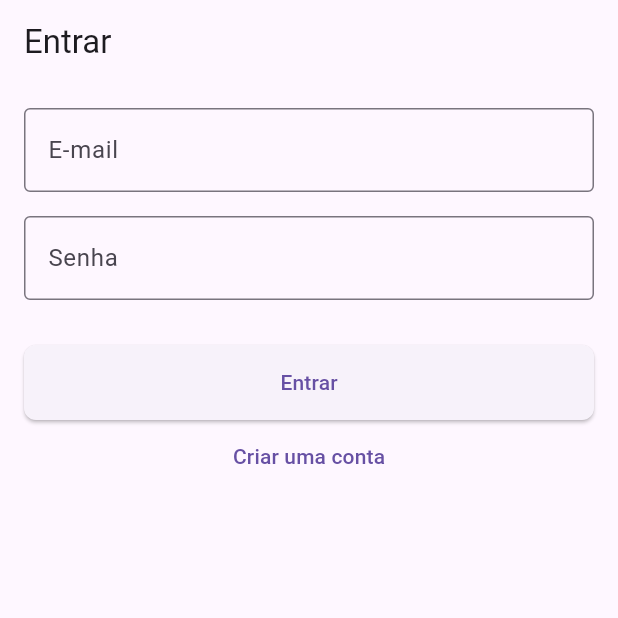
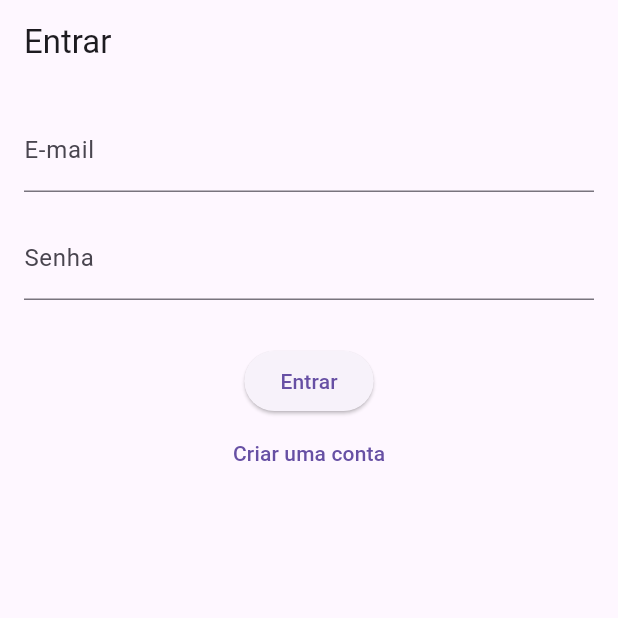
Before and after one commit to Monfardini/Taskly, a Flutter app: the screen it shows after launch, on a phone screen of 412 x 824 dp, the top half of it. Run offline on Flutter 3.47's test engine with Material 3 defaults, Android fonts, the light colour scheme and no system bars; our stand-ins replace cloud_firestore, firebase_auth, firebase_core, shared_preferences; accounts and stored records are empty.

Commit message:
mais updates hehe ^^

```diff
--- a/lib/main.dart
+++ b/lib/main.dart
@@ -1,49 +1,45 @@
 import 'package:flutter/material.dart';
 import 'package:firebase_core/firebase_core.dart';
 import 'firebase_options.dart';
-
 import 'screens/splash.dart';
 import 'screens/login.dart';
 import 'screens/register.dart';
 import 'screens/main_screen.dart';
+import 'screens/profile_setup.dart';
+import 'theme/theme_provider.dart';
+import 'package:provider/provider.dart';
 
 void main() async {
   WidgetsFlutterBinding.ensureInitialized();
-  await Firebase.initializeApp(
-    options: DefaultFirebaseOptions.currentPlatform,
-  );
-  runApp(const TasklyApp());
+  await Firebase.initializeApp(options: DefaultFirebaseOptions.currentPlatform);
+  runApp(const MyApp());
 }
 
-class TasklyApp extends StatelessWidget {
-  const TasklyApp({super.key});
+class MyApp extends StatelessWidget {
+  const MyApp({super.key});
 
   @override
   Widget build(BuildContext context) {
+    return ChangeNotifierProvider(
+      create: (_) => ThemeProvider(),
+      child: Consumer<ThemeProvider>(
+        builder: (context, themeProvider, _) {
           return MaterialApp(
-      title: 'Taskly',
             debugShowCheckedModeBanner: false,
-      theme: ThemeData(
-        primarySwatch: Colors.deepPurple,
-        inputDecorationTheme: const InputDecorationTheme(
-          border: OutlineInputBorder(),
-        ),
-        elevatedButtonTheme: ElevatedButtonThemeData(
-          style: ElevatedButton.styleFrom(
-            minimumSize: const Size.fromHeight(50),
-            shape: RoundedRectangleBorder(
-              borderRadius: BorderRadius.circular(8),
-            ),
-          ),
-        ),
-      ),
+            theme: ThemeData.light(),
+            darkTheme: ThemeData.dark(),
+            themeMode: themeProvider.isDarkMode ? ThemeMode.dark : ThemeMode.light,
             initialRoute: '/',
             routes: {
               '/': (context) => const SplashScreen(),
               '/login': (context) => const LoginScreen(),
               '/register': (context) => const RegisterScreen(),
-        '/main': (context) => const MainScreen(),  // após login
+              '/main': (context) => const MainScreen(),
+              '/profileSetup': (context) => const ProfileSetupScreen(),
             },
+          );
+        },
+      ),
     );
   }
 }
--- a/lib/screens/main_screen.dart
+++ b/lib/screens/main_screen.dart
@@ -35,9 +35,9 @@ class _MainScreenState extends State<MainScreen> {
         unselectedItemColor: Colors.grey,
         items: const [
           BottomNavigationBarItem(
-            icon: Icon(Icons.home_outlined),
-            activeIcon: Icon(Icons.home),
-            label: 'Início',
+            icon: Icon(Icons.dashboard_outlined),
+            activeIcon: Icon(Icons.dashboard),
+            label: 'Dashboard',
           ),
           BottomNavigationBarItem(
             icon: Icon(Icons.folder_open_outlined),
--- /dev/null
+++ b/lib/theme/theme_prefs.dart
@@ -0,0 +1,15 @@
+import 'package:shared_preferences/shared_preferences.dart';
+
+class ThemePrefs {
+  static const String _key = 'isDarkMode';
+
+  Future<void> saveTheme(bool isDark) async {
+    final prefs = await SharedPreferences.getInstance();
+    await prefs.setBool(_key, isDark);
+  }
+
+  Future<bool> loadTheme() async {
+    final prefs = await SharedPreferences.getInstance();
+    return prefs.getBool(_key) ?? false;
+  }
+}
--- /dev/null
+++ b/lib/theme/theme_provider.dart
@@ -0,0 +1,24 @@
+import 'package:flutter/material.dart';
+import 'theme_prefs.dart'; // Nome atualizado do arquivo
+
+class ThemeProvider extends ChangeNotifier {
+  bool _isDarkMode = false;
+  bool get isDarkMode => _isDarkMode;
+
+  final ThemePrefs _themePrefs = ThemePrefs();
+
+  ThemeProvider() {
+    _loadTheme();
+  }
+
+  void toggleTheme() {
+    _isDarkMode = !_isDarkMode;
+    _themePrefs.saveTheme(_isDarkMode);
+    notifyListeners();
+  }
+
+  Future<void> _loadTheme() async {
+    _isDarkMode = await _themePrefs.loadTheme();
+    notifyListeners();
+  }
+}
--- a/pubspec.yaml
+++ b/pubspec.yaml
@@ -14,6 +14,7 @@ dependencies:
   cloud_firestore: ^4.15.8
   firebase_storage: ^11.7.5
   firebase_messaging: ^14.7.12
+  shared_preferences: ^2.2.2
 
   # Web (opcional se for usar Web)
   firebase_core_web: ^2.17.0
```
Also changed, not shown: lib/helpers/shared_preferences_helper.dart (added, +15 -0 lines), lib/screens/dashboard.dart (+59 -13 lines), lib/screens/profile_setup.dart (added, +66 -0 lines), lib/screens/register.dart (+7 -9 lines), lib/screens/settings.dart (+6 -8 lines), lib/screens/tasks_list.dart (+43 -11 lines), todo.txt (+28 -1 lines), pubspec.lock, 1 other file. Lines whose indentation alone changed are shown as unchanged.
